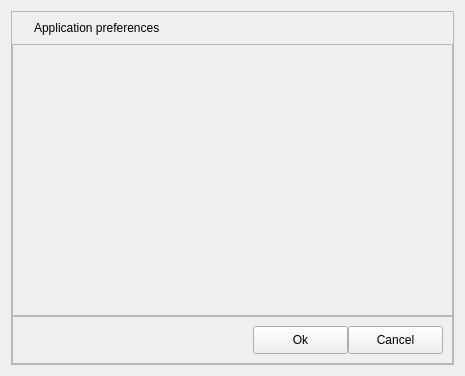
Qt form src/widgets/pref.ui (Michal-D4/fileo) before a commit.
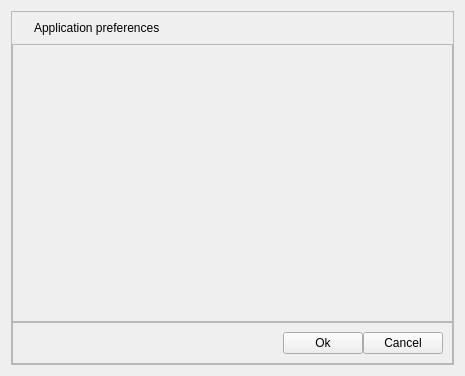
The same form after that commit.

Diff of the .ui file:
```diff
--- a/src/widgets/pref.ui
+++ b/src/widgets/pref.ui
@@ -101,10 +101,16 @@
          </item>
          <item>
           <widget class="QPushButton" name="accept_pref">
+           <property name="sizePolicy">
+            <sizepolicy hsizetype="Minimum" vsizetype="Preferred">
+             <horstretch>0</horstretch>
+             <verstretch>0</verstretch>
+            </sizepolicy>
+           </property>
            <property name="minimumSize">
             <size>
-             <width>95</width>
-             <height>28</height>
+             <width>0</width>
+             <height>0</height>
             </size>
            </property>
            <property name="text">
@@ -114,10 +120,16 @@
          </item>
          <item>
           <widget class="QPushButton" name="cancel">
+           <property name="sizePolicy">
+            <sizepolicy hsizetype="Minimum" vsizetype="Preferred">
+             <horstretch>0</horstretch>
+             <verstretch>0</verstretch>
+            </sizepolicy>
+           </property>
            <property name="minimumSize">
             <size>
-             <width>95</width>
-             <height>28</height>
+             <width>0</width>
+             <height>0</height>
             </size>
            </property>
            <property name="text">
```
